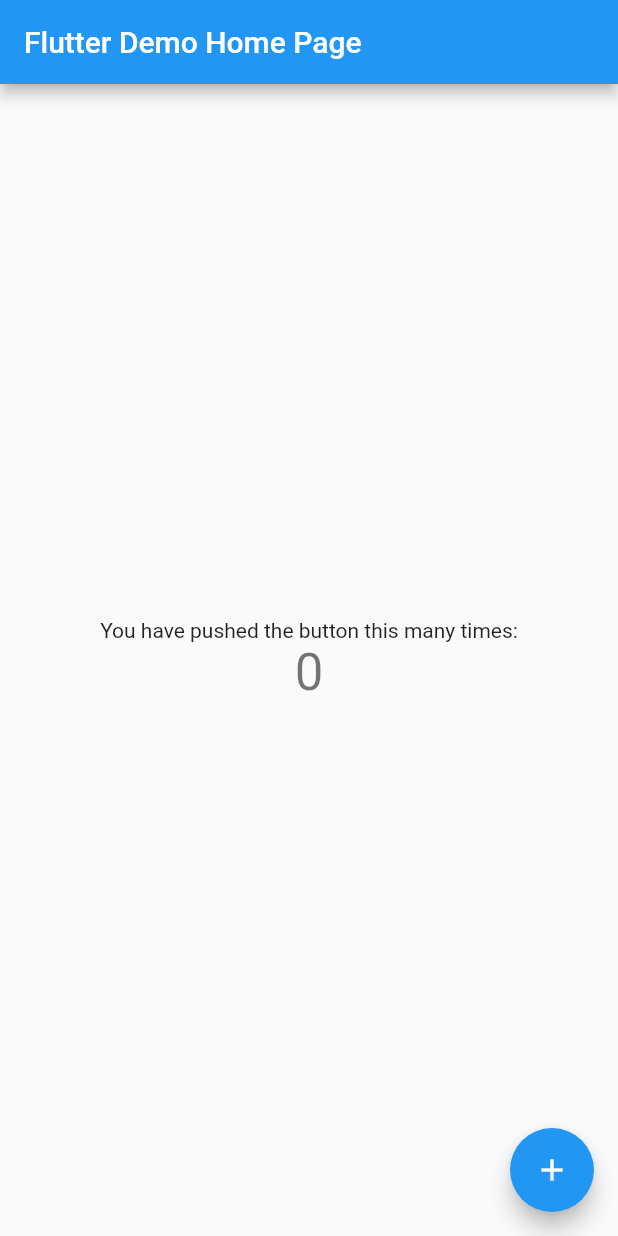
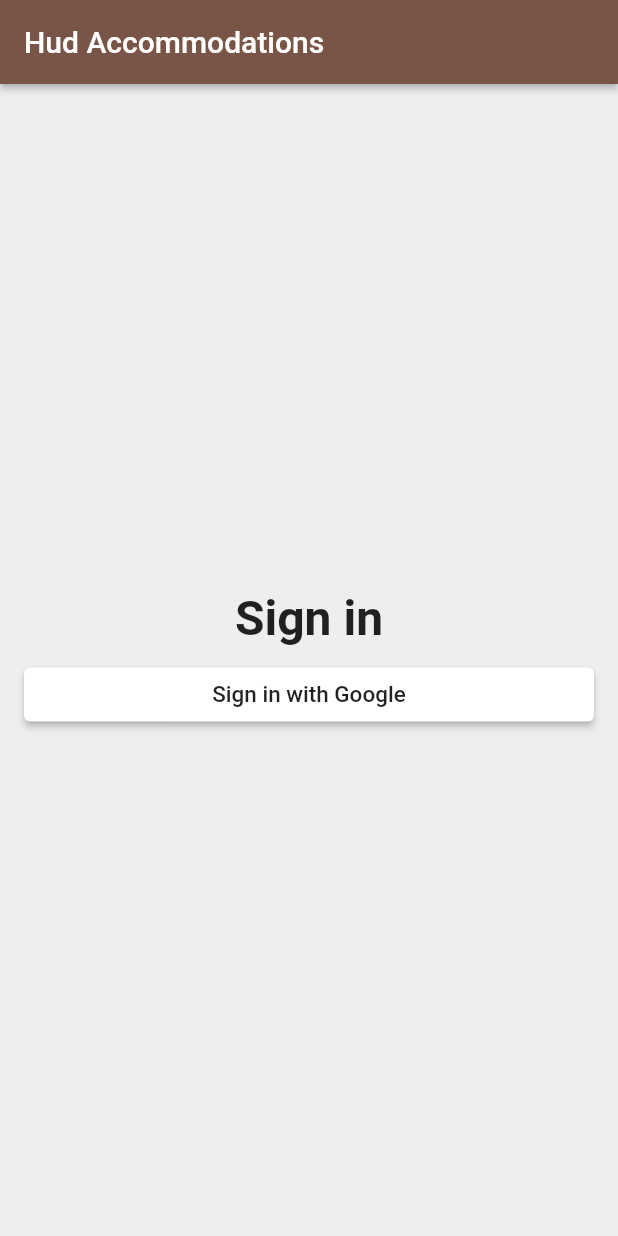
Before and after one commit to YonasW/hudaccommodation_app, a Flutter app: the screen it shows after launch, on a phone screen of 412 x 824 dp. Run offline on Flutter 3.47's test engine with Material 2 defaults, Android fonts, the phone set to English and light mode, and no system bars.

Commit message:
Updated version

```diff
--- /dev/null
+++ b/lib/App/signIn/sign_in_page.dart
@@ -0,0 +1,51 @@
+import 'package:flutter/material.dart';
+import 'package:hudaccommodation_app/common_widgets/custom_raised_button.dart';
+
+class SignInPage extends StatelessWidget {
+  @override
+  Widget build(BuildContext context) {
+    return Scaffold(
+      appBar: AppBar(
+        title: Text('Hud Accommodations'),
+        elevation: 2.0,
+        //This is a shadow for the title bar.
+      ),
+      body: _buildContent(),
+      backgroundColor: Colors.grey[200],
+    );
+  }
+
+//In Dart (_) is used to declare private method So I can use it
+  Widget _buildContent() {
+    return Padding(
+      padding: EdgeInsets.all(16.0),
+      child: Column(
+        mainAxisAlignment: MainAxisAlignment.center,
+        crossAxisAlignment: CrossAxisAlignment.stretch,
+        children: <Widget>[
+          Text(
+            'Sign in',
+            textAlign: TextAlign.center,
+            style: TextStyle(
+              fontSize: 32.0,
+              fontWeight: FontWeight.w600,
+            ),
+          ),
+          SizedBox(height: 8.0),
+          CustomRaisedButton(
+            child: Text(
+              'Sign in with Google',
+              style: TextStyle(
+                color: Colors.black87,
+                fontSize: 15.0,
+              ),
+            ),
+            color: Colors.white,
+            borderRadius: 4.0,
+            onPressed: () {},
+          ),
+        ],
+      ),
+    );
+  }
+}
--- /dev/null
+++ b/lib/common_widgets/custom_raised_button.dart
@@ -0,0 +1,25 @@
+import 'package:flutter/material.dart';
+
+class CustomRaisedButton extends StatelessWidget {
+  CustomRaisedButton(
+      {this.child, this.color, this.borderRadius, this.onPressed});
+
+  final Widget child;
+  final Color color;
+  final double borderRadius;
+  final VoidCallback onPressed;
+
+  @override
+  Widget build(BuildContext context) {
+    return RaisedButton(
+      child: child,
+      color: color,
+      shape: RoundedRectangleBorder(
+        borderRadius: BorderRadius.all(
+          Radius.circular(borderRadius),
+        ),
+      ),
+      onPressed: onPressed,
+    );
+  }
+}
--- a/lib/main.dart
+++ b/lib/main.dart
@@ -1,117 +1,20 @@
 import 'package:flutter/material.dart';
 
+import 'App/signIn/sign_in_page.dart';
+
 void main() {
-  runApp(MyApp());
+  runApp(myHudApp());
 }
 
-class MyApp extends StatelessWidget {
-  // This widget is the root of your application.
+// ignore: camel_case_types
+class myHudApp extends StatelessWidget {
   @override
   Widget build(BuildContext context) {
     return MaterialApp(
-      title: 'Flutter Demo',
-      theme: ThemeData(
-        // This is the theme of your application.
-        //
-        // Try running your application with "flutter run". You'll see the
-        // application has a blue toolbar. Then, without quitting the app, try
-        // changing the primarySwatch below to Colors.green and then invoke
-        // "hot reload" (press "r" in the console where you ran "flutter run",
-        // or simply save your changes to "hot reload" in a Flutter IDE).
-        // Notice that the counter didn't reset back to zero; the application
-        // is not restarted.
-        primarySwatch: Colors.blue,
-        // This makes the visual density adapt to the platform that you run
-        // the app on. For desktop platforms, the controls will be smaller and
-        // closer together (more dense) than on mobile platforms.
-        visualDensity: VisualDensity.adaptivePlatformDensity,
-      ),
-      home: MyHomePage(title: 'Flutter Demo Home Page'),
-    );
+        title: 'Hud Accommodation',
+        theme: ThemeData(
+          primarySwatch: Colors.brown,
+        ),
+        home: SignInPage());
   }
 }
-
-class MyHomePage extends StatefulWidget {
-  MyHomePage({Key key, this.title}) : super(key: key);
-
-  // This widget is the home page of your application. It is stateful, meaning
-  // that it has a State object (defined below) that contains fields that affect
-  // how it looks.
-
-  // This class is the configuration for the state. It holds the values (in this
-  // case the title) provided by the parent (in this case the App widget) and
-  // used by the build method of the State. Fields in a Widget subclass are
-  // always marked "final".
-
-  final String title;
-
-  @override
-  _MyHomePageState createState() => _MyHomePageState();
-}
-
-class _MyHomePageState extends State<MyHomePage> {
-  int _counter = 0;
-
-  void _incrementCounter() {
-    setState(() {
-      // This call to setState tells the Flutter framework that something has
-      // changed in this State, which causes it to rerun the build method below
-      // so that the display can reflect the updated values. If we changed
-      // _counter without calling setState(), then the build method would not be
-      // called again, and so nothing would appear to happen.
-      _counter++;
-    });
-  }
-
-  @override
-  Widget build(BuildContext context) {
-    // This method is rerun every time setState is called, for instance as done
-    // by the _incrementCounter method above.
-    //
-    // The Flutter framework has been optimized to make rerunning build methods
-    // fast, so that you can just rebuild anything that needs updating rather
-    // than having to individually change instances of widgets.
-    return Scaffold(
-      appBar: AppBar(
-        // Here we take the value from the MyHomePage object that was created by
-        // the App.build method, and use it to set our appbar title.
-        title: Text(widget.title),
-      ),
-      body: Center(
-        // Center is a layout widget. It takes a single child and positions it
-        // in the middle of the parent.
-        child: Column(
-          // Column is also a layout widget. It takes a list of children and
-          // arranges them vertically. By default, it sizes itself to fit its
-          // children horizontally, and tries to be as tall as its parent.
-          //
-          // Invoke "debug painting" (press "p" in the console, choose the
-          // "Toggle Debug Paint" action from the Flutter Inspector in Android
-          // Studio, or the "Toggle Debug Paint" command in Visual Studio Code)
-          // to see the wireframe for each widget.
-          //
-          // Column has various properties to control how it sizes itself and
-          // how it positions its children. Here we use mainAxisAlignment to
-          // center the children vertically; the main axis here is the vertical
-          // axis because Columns are vertical (the cross axis would be
-          // horizontal).
-          mainAxisAlignment: MainAxisAlignment.center,
-          children: <Widget>[
-            Text(
-              'You have pushed the button this many times:',
-            ),
-            Text(
-              '$_counter',
-              style: Theme.of(context).textTheme.headline4,
-            ),
-          ],
-        ),
-      ),
-      floatingActionButton: FloatingActionButton(
-        onPressed: _incrementCounter,
-        tooltip: 'Increment',
-        child: Icon(Icons.add),
-      ), // This trailing comma makes auto-formatting nicer for build methods.
-    );
-  }
-}
```
Also changed, not shown: 1 other file.
